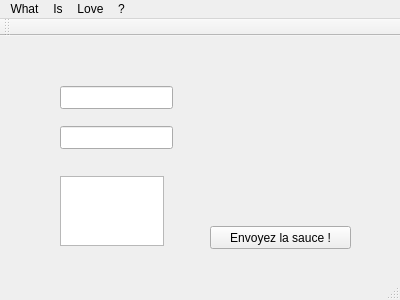
Above: resources/interface/mainwindow.ui from corentin38/pmb before the change. Below: the same form after it.
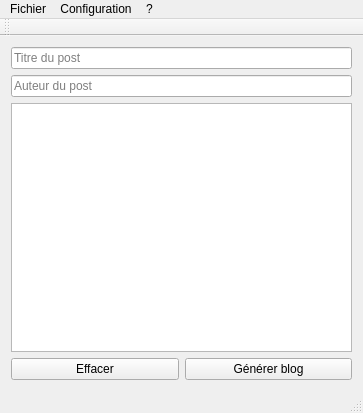
That is the form after the change.

Commit message: Better interface for now

The edit to the form file:
```diff
--- a/resources/interface/mainwindow.ui
+++ b/resources/interface/mainwindow.ui
@@ -6,95 +6,88 @@
    <rect>
     <x>0</x>
     <y>0</y>
-    <width>400</width>
-    <height>300</height>
+    <width>363</width>
+    <height>413</height>
    </rect>
   </property>
+  <property name="minimumSize">
+   <size>
+    <width>363</width>
+    <height>0</height>
+   </size>
+  </property>
   <property name="windowTitle">
    <string>MainWindow</string>
   </property>
   <widget class="QWidget" name="centralWidget">
-   <widget class="QTextEdit" name="textEdit">
-    <property name="geometry">
-     <rect>
-      <x>60</x>
-      <y>140</y>
-      <width>104</width>
-      <height>70</height>
-     </rect>
-    </property>
-   </widget>
-   <widget class="QLineEdit" name="lineEdit">
-    <property name="geometry">
-     <rect>
-      <x>60</x>
-      <y>90</y>
-      <width>113</width>
-      <height>23</height>
-     </rect>
-    </property>
-   </widget>
-   <widget class="QLineEdit" name="lineEdit_2">
-    <property name="geometry">
-     <rect>
-      <x>60</x>
-      <y>50</y>
-      <width>113</width>
-      <height>23</height>
-     </rect>
-    </property>
-   </widget>
-   <widget class="QPushButton" name="pushButton">
-    <property name="geometry">
-     <rect>
-      <x>210</x>
-      <y>190</y>
-      <width>141</width>
-      <height>23</height>
-     </rect>
-    </property>
-    <property name="text">
-     <string>Envoyez la sauce !</string>
-    </property>
-   </widget>
+   <layout class="QVBoxLayout" name="verticalLayout">
+    <item>
+     <widget class="QLineEdit" name="titleEdit">
+      <property name="placeholderText">
+       <string>Titre du post</string>
+      </property>
+     </widget>
+    </item>
+    <item>
+     <widget class="QLineEdit" name="authorEdit">
+      <property name="placeholderText">
+       <string>Auteur du post</string>
+      </property>
+     </widget>
+    </item>
+    <item>
+     <widget class="QTextEdit" name="lifeEdit"/>
+    </item>
+    <item>
+     <layout class="QHBoxLayout" name="horizontalLayout">
+      <item>
+       <widget class="QPushButton" name="clearButton">
+        <property name="text">
+         <string>Effacer</string>
+        </property>
+       </widget>
+      </item>
+      <item>
+       <widget class="QPushButton" name="generateButton">
+        <property name="text">
+         <string>Générer blog</string>
+        </property>
+       </widget>
+      </item>
+     </layout>
+    </item>
+   </layout>
   </widget>
   <widget class="QMenuBar" name="menuBar">
    <property name="geometry">
     <rect>
      <x>0</x>
      <y>0</y>
-     <width>400</width>
-     <height>20</height>
+     <width>363</width>
+     <height>23</height>
     </rect>
    </property>
+   <widget class="QMenu" name="menuFile">
+    <property name="title">
+     <string>Fichier</string>
+    </property>
+    <addaction name="actionQuit"/>
+   </widget>
+   <widget class="QMenu" name="menuConfiguration">
+    <property name="title">
+     <string>Configuration</string>
+    </property>
+    <addaction name="actionPreferences"/>
+   </widget>
    <widget class="QMenu" name="menuWhat">
     <property name="title">
-     <string>What</string>
-    </property>
-    <addaction name="actionBaby"/>
-   </widget>
-   <widget class="QMenu" name="menuIs">
-    <property name="title">
-     <string>Is</string>
-    </property>
-    <addaction name="actionDon_t"/>
-   </widget>
-   <widget class="QMenu" name="menuLove">
-    <property name="title">
-     <string>Love</string>
-    </property>
-    <addaction name="actionHurt_me"/>
-   </widget>
-   <widget class="QMenu" name="menu">
-    <property name="title">
      <string>?</string>
     </property>
     <addaction name="actionMe"/>
    </widget>
+   <addaction name="menuFile"/>
+   <addaction name="menuConfiguration"/>
    <addaction name="menuWhat"/>
-   <addaction name="menuIs"/>
-   <addaction name="menuLove"/>
-   <addaction name="menu"/>
   </widget>
   <widget class="QToolBar" name="mainToolBar">
    <attribute name="toolBarArea">
```
Left out of the diff: 35 changed lines with no effect on the pictures. The commit also changes 3 other files.
